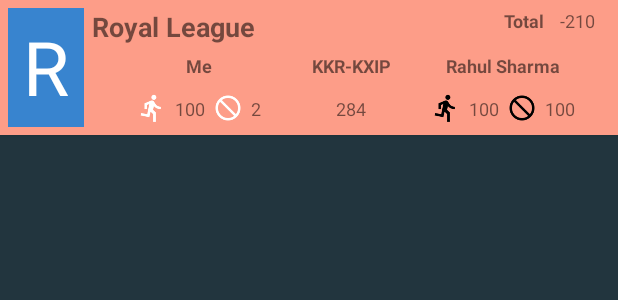
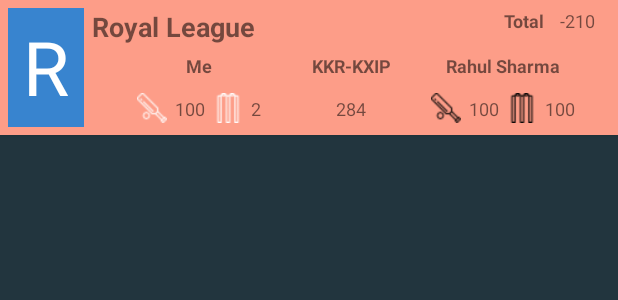
Before and after one commit to Rahulxlash/Proj106, an Android app: the layout item_league_list.xml on its own in the app's theme, with its tools: preview values and no code run, on a phone screen of 412 x 824 dp. Shown: the top 300 px of the screen. Run offline under Robolectric (Android 15) with nearby library versions, the phone set to English and light mode, and no system bars.

```diff
--- a/app/src/main/res/layout/item_league_list.xml
+++ b/app/src/main/res/layout/item_league_list.xml
@@ -112,7 +112,7 @@
                             android:layout_width="20dp"
                             android:layout_height="20dp"
                             android:layout_marginTop="10dp"
-                            android:src="@drawable/run_white"
+                            android:src="@drawable/cricket_bat_white2"
                             app:srcCompat="@drawable/prof_ico_2" />
 
                         <TextView
@@ -130,7 +130,7 @@
                             android:layout_height="20dp"
                             android:layout_marginLeft="5dp"
                             android:layout_marginTop="10dp"
-                            android:src="@drawable/wicket_white"
+                            android:src="@drawable/cricket_wicket_white"
                             app:srcCompat="@drawable/prof_ico_2" />
 
                         <TextView
@@ -164,7 +164,7 @@
                             android:layout_width="20dp"
                             android:layout_height="20dp"
                             android:layout_marginTop="10dp"
-                            android:src="@drawable/run_black"
+                            android:src="@drawable/cricket_bat_black2"
                             app:srcCompat="@drawable/prof_ico_2" />
 
                         <TextView
@@ -182,7 +182,7 @@
                             android:layout_height="20dp"
                             android:layout_marginLeft="5dp"
                             android:layout_marginTop="10dp"
-                            android:src="@drawable/wicket_black"
+                            android:src="@drawable/cricket_wicket_black"
                             app:srcCompat="@drawable/prof_ico_2" />
 
                         <TextView
```
Also changed, not shown: app/src/main/java/com/cricketta/league/Main_Activity.java (+10 -2 lines), app/src/main/java/com/cricketta/league/fragment/SelectCompetitor_frag.java (added, +47 -0 lines), app/src/main/res/layout/fragment_select_competitor_frag.xml (added, +13 -0 lines), app/src/main/res/drawable/cricket_bat_black2.png (added), app/src/main/res/drawable/cricket_bat_white2.png (added), app/src/main/res/drawable/cricket_wicket_black.png (added), app/src/main/res/drawable/cricket_wicket_white.png (added).
